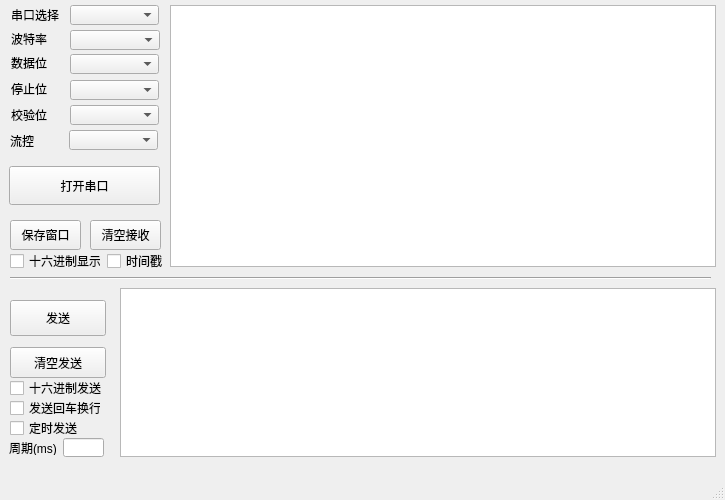
chxj1980/QtSerialPort, file mainwindow.ui: the form before one commit.
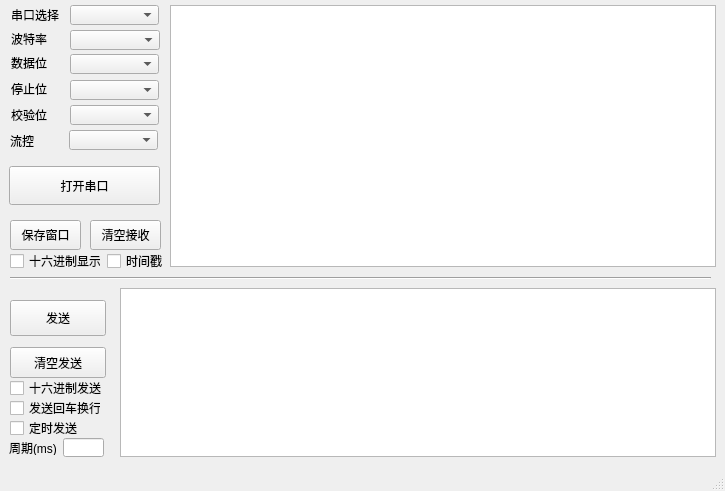
The form after the commit.

Commit message: 修正时间戳显示格式问题。 更改显示信息方式。 修正笔误。

Patch:
```diff
--- a/mainwindow.ui
+++ b/mainwindow.ui
@@ -7,7 +7,7 @@
     <x>0</x>
     <y>0</y>
     <width>725</width>
-    <height>500</height>
+    <height>491</height>
    </rect>
   </property>
   <property name="minimumSize">
```
The commit also changes 2 other files.
